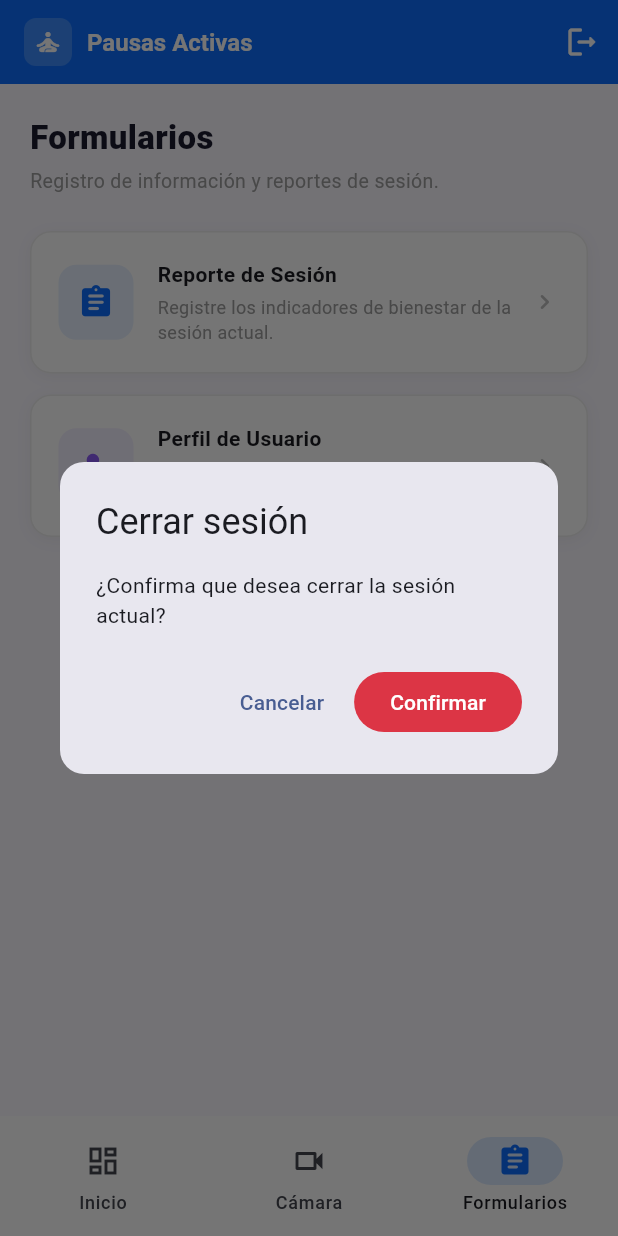
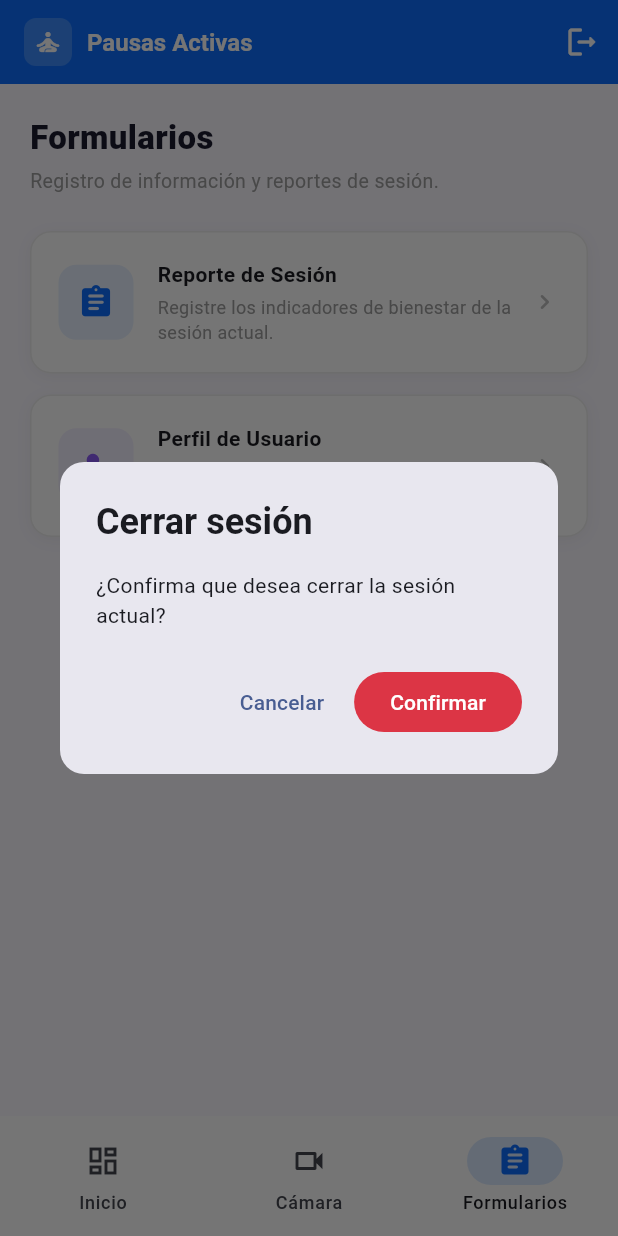
Before and after one commit to Nicovera26/ProyectoDinamoSaludableNicolasyDilieef, a Flutter app: the HomeScreen screen opened directly, item 3 of the bottom bar chosen, after a tap on the "logout" icon, on a phone screen of 412 x 824 dp. Run offline on Flutter 3.47's test engine with Material 3 defaults, Android fonts, the phone set to English and light mode, and no system bars; our stand-ins replace flutter_bloc, fluttertoast, rxdart, shared_preferences, web; missing offline and left inert: dart:ui_web; accounts and stored records are empty; network calls fail; Roboto replaces fonts that are missing (Segoe UI).

Commit message:
Actualizacion PGC

```diff
--- a/lib/main.dart
+++ b/lib/main.dart
@@ -53,7 +53,7 @@ class PausasActivasApp extends StatelessWidget {
           ),
         ),
       ),
-      // SplashScreen verifica si hay sesión activa
+
       home: const _SplashScreen(),
     );
   }
--- a/lib/screens/home_screen.dart
+++ b/lib/screens/home_screen.dart
@@ -55,12 +55,17 @@ class _HomeScreenState extends State<HomeScreen> {
     context: context,
     builder: (_) => AlertDialog(
       shape: RoundedRectangleBorder(borderRadius: BorderRadius.circular(16)),
-        title: const Text('Cerrar sesión'),
+      title: const Text('Cerrar sesión',
+          style: TextStyle(fontWeight: FontWeight.w700)),
       content: const Text('¿Confirma que desea cerrar la sesión actual?'),
       actions: [
-          TextButton(onPressed: () => Navigator.pop(context, false), child: const Text('Cancelar')),
+        TextButton(
+          onPressed: () => Navigator.pop(context, false),
+          child: const Text('Cancelar'),
+        ),
         FilledButton(
-            style: FilledButton.styleFrom(backgroundColor: const Color(0xFFDC3545)),
+          style: FilledButton.styleFrom(
+              backgroundColor: const Color(0xFFDC3545)),
           onPressed: () => Navigator.pop(context, true),
           child: const Text('Confirmar'),
         ),
@@ -68,10 +73,16 @@ class _HomeScreenState extends State<HomeScreen> {
     ),
   );
   if (confirm != true || !mounted) return;
+
+  // Cerrar sesión — limpia tokens sin importar si el servidor responde
   await ApiService.logout();
+  await ApiService.clearSession();  // ← asegura limpieza local
+
   if (!mounted) return;
   Navigator.of(context).pushAndRemoveUntil(
-      MaterialPageRoute(builder: (_) => const LoginScreen()), (_) => false);
+    MaterialPageRoute(builder: (_) => const LoginScreen()),
+    (_) => false,
+  );
 }
 
   @override
```
Lines whose indentation alone changed are shown as unchanged.
